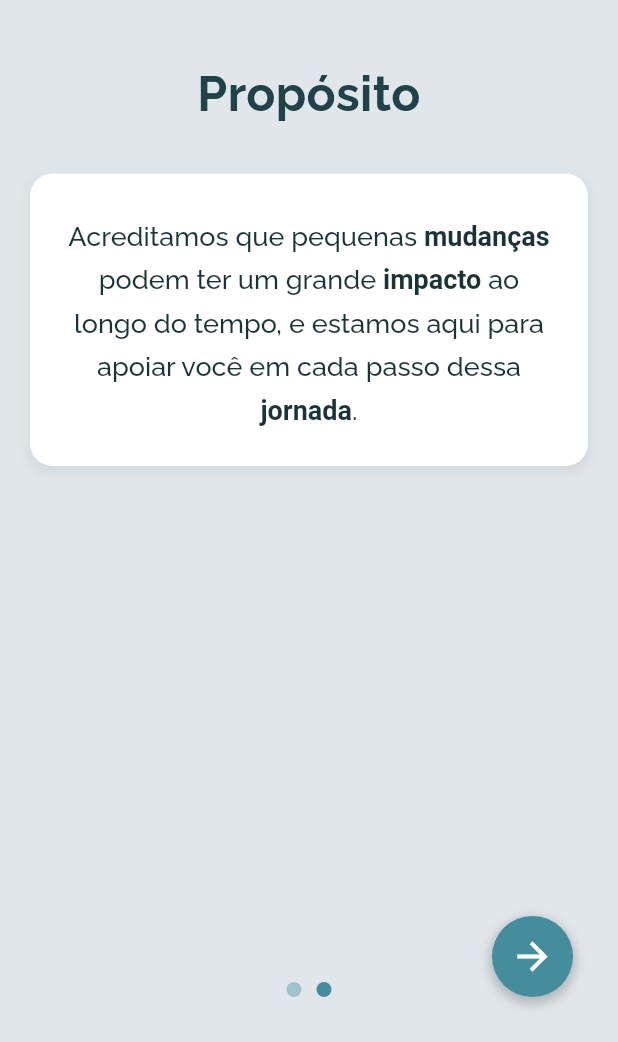
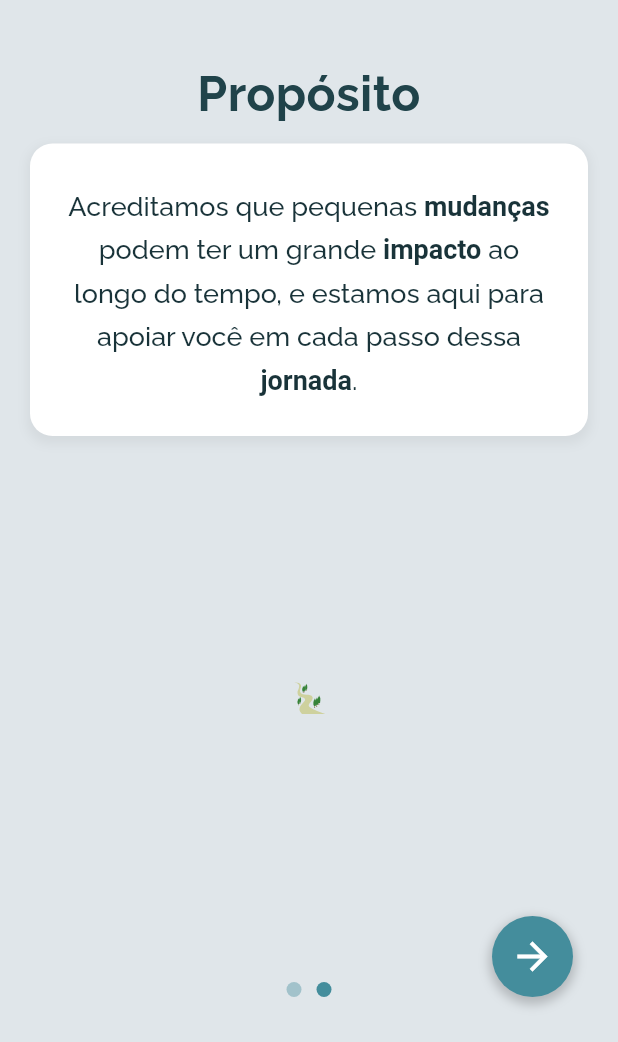
Before and after one commit to YBraga35/aplicativo-bem-estar, a Flutter app: the Sobre screen opened by its route, swiped to page 2, on a phone screen of 412 x 824 dp, the part 194-1236 px from its top. Run offline on Flutter 3.47's test engine with Material 3 defaults, Android fonts, the phone set to English and light mode, and no system bars; our stand-ins replace cloud_firestore, firebase_auth, firebase_core, flutter_masked_text2, flutter_svg, fluttertoast and 3 more; missing offline and left inert: flutter_carousel_slider; accounts and stored records are empty; generated files the repository leaves out were written again.

Commit message:
Movendo os commits da main para cf-frontreview

```diff
--- a/lib/views/start/sobre.dart
+++ b/lib/views/start/sobre.dart
@@ -1,11 +1,13 @@
 import 'package:flutter/material.dart';
+import 'package:flutter_svg/flutter_svg.dart';
 import '/routes/routes.dart';
 import 'package:google_fonts/google_fonts.dart';
 
 class SlideContent {
   final String title;
   final String content;
-  SlideContent(this.title, this.content);
+  final String imagePath;
+  SlideContent(this.title, this.content, this.imagePath);
 }
 
 class Sobre extends StatefulWidget {
@@ -21,12 +23,14 @@ class _SobreState extends State<Sobre> {
 
   final List<SlideContent> _slides = [
     SlideContent(
-      'Habitus',
+      'Missão e Valores',
       'O Habitus é um aplicativo dedicado a ajudar você a alcançar uma vida melhor através de pequenas mudanças diárias. Nossa missão é guiá-lo(a) em uma jornada de autodescoberta e bem-estar, fornecendo ferramentas e recursos para melhorar sua saúde mental, física e emocional.',
+      'assets/icons/mental.svg',
     ),
     SlideContent(
       'Propósito',
       'Acreditamos que pequenas mudanças podem ter um grande impacto ao longo do tempo, e estamos aqui para apoiar você em cada passo dessa jornada.',
+      'assets/icons/path.svg',
     ),
   ];
 
@@ -104,9 +108,35 @@ class _SobreState extends State<Sobre> {
               textAlign: TextAlign.center,
             ),
             const SizedBox(height: 40),
-            _buildSectionTitle(slide.title),
-            const SizedBox(height: 30),
-            _buildSectionContent(slide.content),
+            if (slide.title == 'Missão e Valores') ...[
+              _buildSectionTitle(slide.title),
+              const SizedBox(height: 10),
+              _buildSectionContent(slide.content),
+              const SizedBox(height: 2),
+              SvgPicture.asset(
+                slide.imagePath,
+                width: MediaQuery.of(context).size.width * 0.7,
+                height: MediaQuery.of(context).size.height * 0.3,
+                fit: BoxFit.contain,
+                semanticsLabel: slide.title,
+                placeholderBuilder: (BuildContext context) =>
+                    const CircularProgressIndicator(),
+              ),
+            ] else ...[
+              _buildSectionTitle(slide.title),
+              const SizedBox(height: 10),
+              _buildSectionContent(slide.content),
+              const SizedBox(height: 10),
+              SvgPicture.asset(
+                slide.imagePath,
+                width: MediaQuery.of(context).size.width * 0.10,
+                height: MediaQuery.of(context).size.height * 0.4,
+                fit: BoxFit.contain,
+                semanticsLabel: slide.title,
+                placeholderBuilder: (BuildContext context) =>
+                    const CircularProgressIndicator(),
+              ),
+            ],
           ],
         ),
       ),
--- a/pubspec.yaml
+++ b/pubspec.yaml
@@ -98,6 +98,8 @@ flutter:
     - assets/icons/uncheck.png
     - assets/icons/logo_3.svg
     - assets/icons/start_button.svg
+    - assets/icons/mental.svg
+    - assets/icons/path.svg
 
   # An image asset can refer to one or more resolution-specific "variants", see
   # https://flutter.dev/to/resolution-aware-images
```
Also changed, not shown: lib/views/home/home.dart (+7 -2 lines), lib/views/start/authenticate.dart (+29 -45 lines), lib/views/starting_trails/habits_selection.dart (+15 -0 lines), lib/views/starting_trails/trail_preference.dart (+37 -5 lines), assets/icons/mental.svg (added), assets/icons/path.svg (added), 1 other file.
